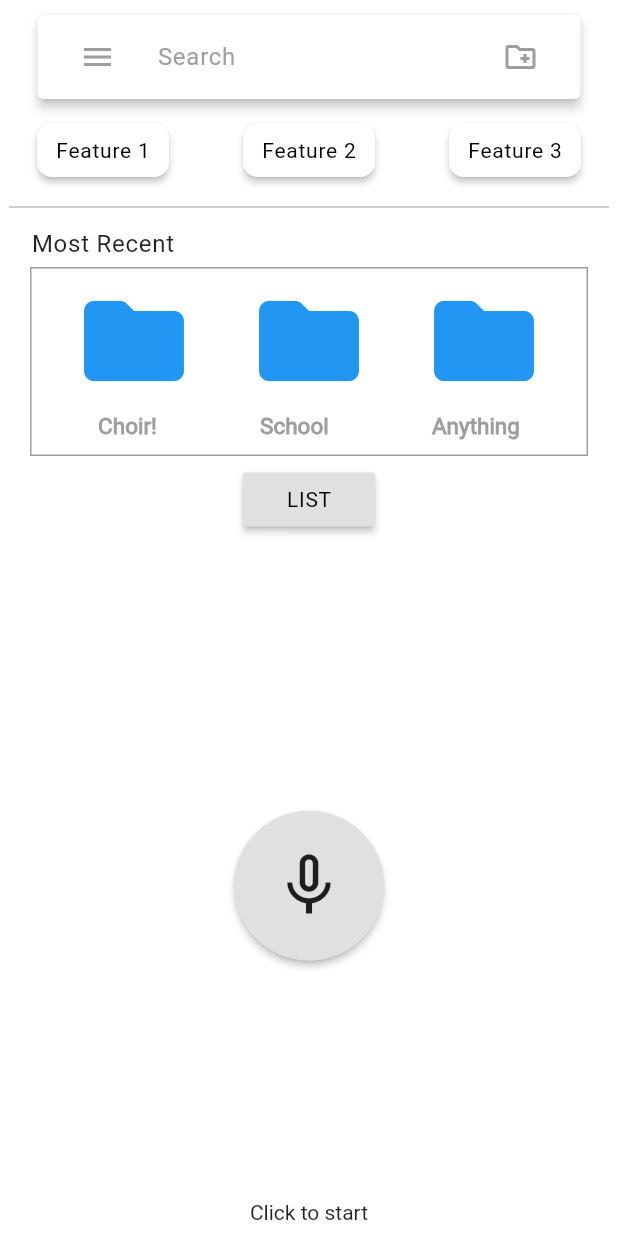
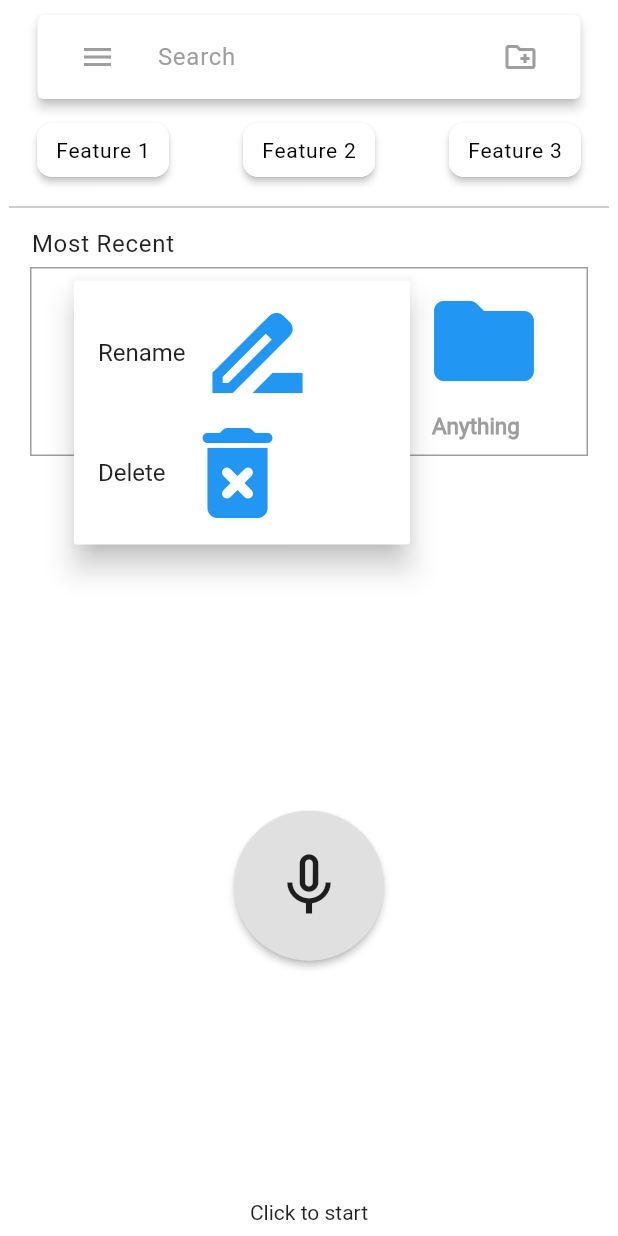
Before and after one commit to NotJustCode3/The_Complete_Recorder, a Flutter app: the screen it shows after launch, after a tap on the "folder" icon, on a phone screen of 412 x 824 dp. Run offline on Flutter 3.47's test engine with Material 2 defaults, Android fonts, the phone set to English and light mode, and no system bars; our stand-ins replace audioplayers; missing offline and left inert: flutter_audio_recorder; statements that could not run were skipped.

Commit message:
Commit
Commit the pop up menu button functionality

```diff
--- a/AppDevelopment/complete_recorder/lib/App Pages/folders.dart
+++ b/AppDevelopment/complete_recorder/lib/App Pages/folders.dart
@@ -29,7 +29,27 @@ class _FoldersState extends State<Folders> {
               mainAxisAlignment: MainAxisAlignment.spaceAround,
               children: <Widget>[
                 IconButton(
-                  icon: Icon(Icons.folder_rounded),
+                  icon: PopupMenuButton(
+                      itemBuilder: (BuildContext bc) => [
+                        PopupMenuItem(child:
+                        Row(
+                            children: <Widget>[
+                              Text("Rename  "),
+                              Icon(Icons.drive_file_rename_outline),
+                            ]
+                        ),
+                        ),
+                        PopupMenuItem(child:
+                        Row(
+                            children: <Widget>[
+                              Text("Delete  "),
+                              Icon(Icons.delete_forever_rounded),
+                            ]
+                        ),
+                        ),
+                      ],
+                      child: Icon(Icons.folder_rounded)
+                  ),
                   iconSize: 80.0,
                   color: Colors.blue[500],
                   //highlightColor: Colors.grey,
@@ -42,7 +62,27 @@ class _FoldersState extends State<Folders> {
                   },
                 ),
                 IconButton(
-                  icon: Icon(Icons.folder_rounded),
+                  icon: PopupMenuButton(
+                      itemBuilder: (BuildContext bc) => [
+                        PopupMenuItem(child:
+                        Row(
+                            children: <Widget>[
+                              Text("Rename  "),
+                              Icon(Icons.drive_file_rename_outline),
+                            ]
+                        ),
+                        ),
+                        PopupMenuItem(child:
+                        Row(
+                            children: <Widget>[
+                              Text("Delete  "),
+                              Icon(Icons.delete_forever_rounded),
+                            ]
+                        ),
+                        ),
+                      ],
+                      child: Icon(Icons.folder_rounded)
+                  ),
                   iconSize: 80.0,
                   color: Colors.blue[500],
                   //highlightColor: Colors.grey,
@@ -55,7 +95,26 @@ class _FoldersState extends State<Folders> {
                   },
                 ),
                 IconButton(
-                  icon: Icon(Icons.folder_rounded),
+                  icon: PopupMenuButton(
+                      itemBuilder: (BuildContext bc) => [
+                        PopupMenuItem(child:
+                        Row(
+                            children: <Widget>[
+                              Text("Rename  "),
+                              Icon(Icons.drive_file_rename_outline),
+                            ]
+                        ),
+                        ),
+                        PopupMenuItem(child:
+                        Row(
+                            children: <Widget>[
+                              Text("Delete  "),
+                              Icon(Icons.delete_forever_rounded),
+                            ]
+                        ),
+                        ),
+                      ],
+                      child: Icon(Icons.folder_rounded)),
                   iconSize: 80.0,
                   color: Colors.blue[500],
                   //highlightColor: Colors.grey,
--- a/AppDevelopment/complete_recorder/lib/App Pages/record_list.dart
+++ b/AppDevelopment/complete_recorder/lib/App Pages/record_list.dart
@@ -55,9 +55,9 @@ class _RecordListState extends State<RecordList> {
           Expanded(
             child: RecordListView(
               records: records,
-            ),
+            )
           ),
-        ],
+          ],
       ),
     );
   }
--- a/AppDevelopment/complete_recorder/pubspec.yaml
+++ b/AppDevelopment/complete_recorder/pubspec.yaml
@@ -34,6 +34,7 @@ dev_dependencies:
   path_provider: ^1.6.27
   flutter_audio_recorder: ^0.5.5
   audioplayers: ^0.17.3
+  focused_menu: ^1.0.2
 
 
 # For information on the generic Dart part of this file, see the
```
Also changed, not shown: AppDevelopment/complete_recorder/lib/App Pages/recorded_list_view.dart (+23 -4 lines), AppDevelopment/complete_recorder/pubspec.lock.
